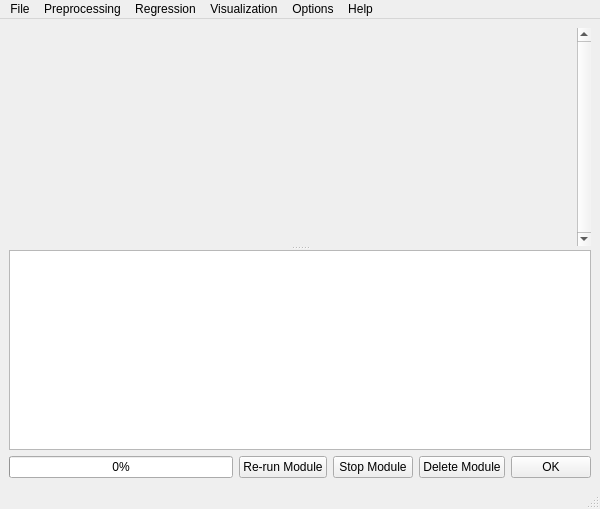
Above: ui/MainWindow.ui from tthatcher95/PyHAT_Point_Spectra_GUI before the change. Below: the same form after it.
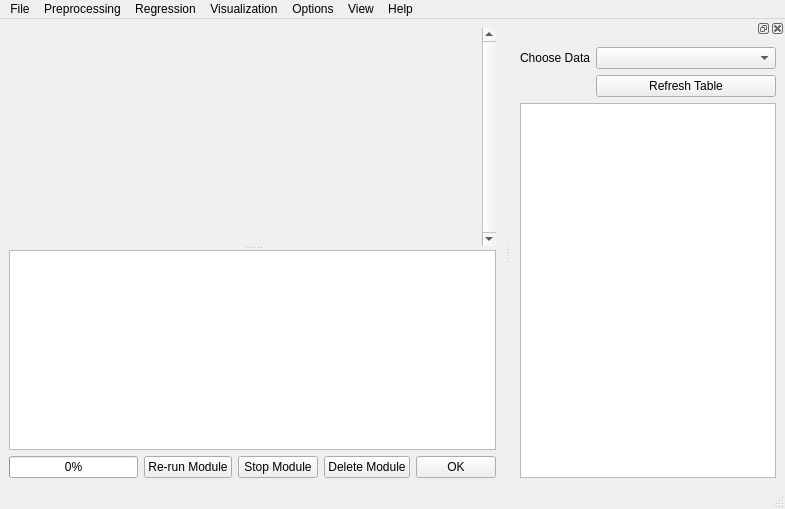
That is the form after the change.

Commit message:
Attempt to add a Data Table
This will make it easier to view what the data we are working with looks like.

This is streamlined and will not take long to load

Diff of the .ui file:
```diff
--- a/ui/MainWindow.ui
+++ b/ui/MainWindow.ui
@@ -6,7 +6,7 @@
    <rect>
     <x>0</x>
     <y>0</y>
-    <width>600</width>
+    <width>785</width>
     <height>509</height>
    </rect>
   </property>
@@ -50,8 +50,8 @@
          <rect>
           <x>0</x>
           <y>0</y>
-          <width>557</width>
-          <height>193</height>
+          <width>472</width>
+          <height>214</height>
          </rect>
         </property>
         <layout class="QVBoxLayout" name="verticalLayout_3">
@@ -144,8 +144,8 @@
     <rect>
      <x>0</x>
      <y>0</y>
-     <width>600</width>
-     <height>26</height>
+     <width>785</width>
+     <height>21</height>
     </rect>
    </property>
    <widget class="QMenu" name="menuFile">
@@ -228,14 +228,63 @@
     <addaction name="menuDark_Mode"/>
     <addaction name="menuDebug_Mode"/>
    </widget>
+   <widget class="QMenu" name="menuView">
+    <property name="title">
+     <string>View</string>
+    </property>
+    <addaction name="actionData_Box"/>
+   </widget>
    <addaction name="menuFile"/>
    <addaction name="menuPreprocessing"/>
    <addaction name="menuRegression"/>
    <addaction name="menuVisualization"/>
    <addaction name="menuOptions"/>
+   <addaction name="menuView"/>
    <addaction name="menuHelp"/>
   </widget>
   <widget class="QStatusBar" name="statusbar"/>
+  <widget class="QDockWidget" name="dataViewDockWidget">
+   <property name="minimumSize">
+    <size>
+     <width>200</width>
+     <height>168</height>
+    </size>
+   </property>
+   <attribute name="dockWidgetArea">
+    <number>2</number>
+   </attribute>
+   <widget class="QWidget" name="dockWidgetContents">
+    <layout class="QGridLayout" name="gridLayout">
+     <item row="1" column="0">
+      <widget class="QTableView" name="tableView"/>
+     </item>
+     <item row="0" column="0">
+      <layout class="QFormLayout" name="chooseDataFormLayout">
+       <property name="fieldGrowthPolicy">
+        <enum>QFormLayout::AllNonFixedFieldsGrow</enum>
+       </property>
+       <item row="0" column="0">
+        <widget class="QLabel" name="chooseDataLabel">
+         <property name="text">
+          <string>Choose Data</string>
+         </property>
+        </widget>
+       </item>
+       <item row="0" column="1">
+        <widget class="QComboBox" name="chooseDataComboBox"/>
+       </item>
+       <item row="1" column="1">
+        <widget class="QPushButton" name="pushButton">
+         <property name="text">
+          <string>Refresh Table</string>
+         </property>
+        </widget>
+       </item>
+      </layout>
+     </item>
+    </layout>
+   </widget>
+  </widget>
   <action name="actionRead_ChemCam_Data">
    <property name="text">
     <string>Read ChemCam Data</string>
```
Left out of the diff: 11 changed lines with no effect on the pictures. The commit also changes 3 other files.
